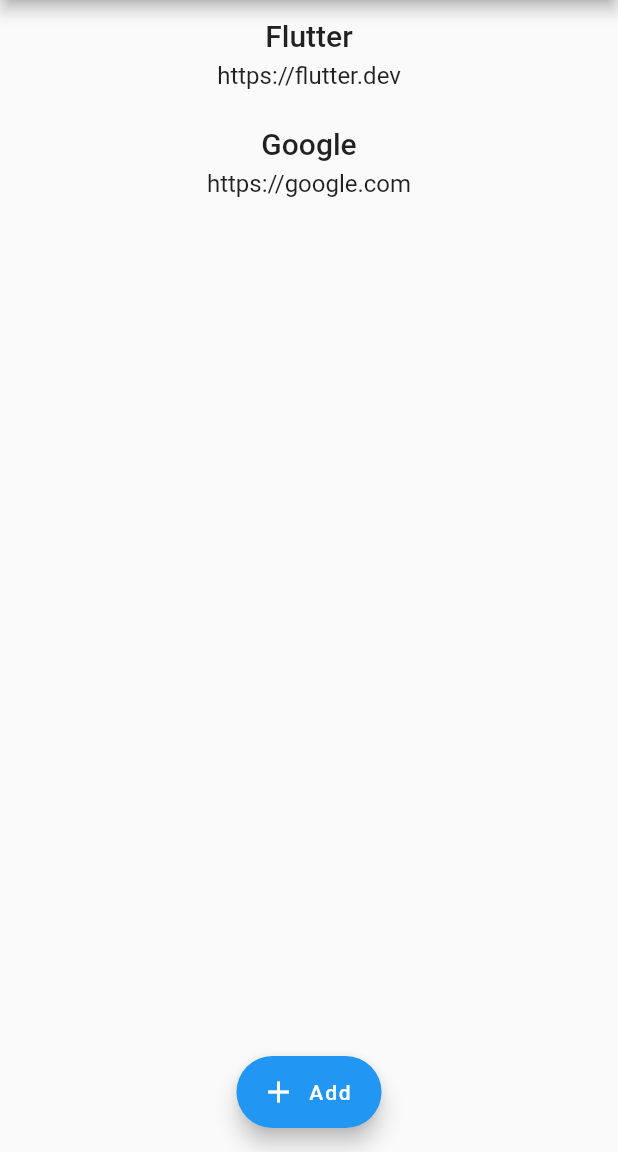
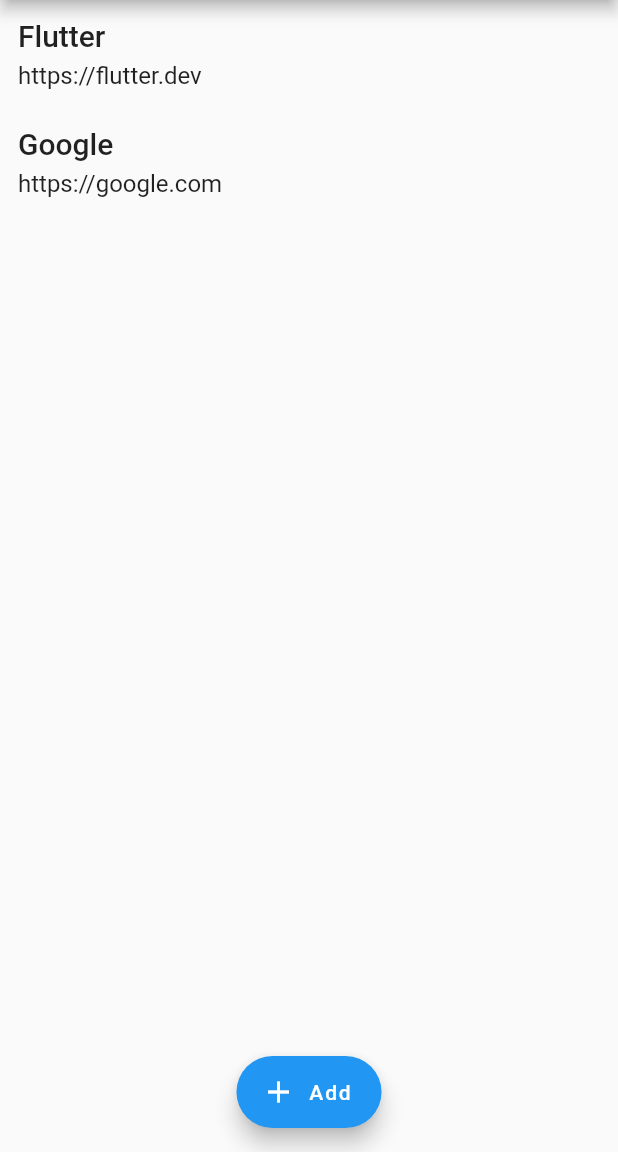
Before and after one commit to adimj23/flutter, a Flutter app: the screen it shows after launch, on a phone screen of 412 x 824 dp, the part 84-1236 px from its top. Run offline on Flutter 3.47's test engine with Material 2 defaults, Android fonts, the phone set to English and light mode, and no system bars.

Commit message:
Added pages

```diff
--- a/my_bookmarks/lib/widget/bookmark_list_item_widget.dart
+++ b/my_bookmarks/lib/widget/bookmark_list_item_widget.dart
@@ -1,5 +1,8 @@
 import 'package:flutter/material.dart';
 import 'package:my_bookmarks/model/bookmark.dart';
+import 'package:my_bookmarks/page/add_bookmark_page.dart';
+import 'package:my_bookmarks/page/view_bookmark_page.dart';
+import 'package:my_bookmarks/util/navigation_util.dart';
 
 class BookmarkListItemWidget extends StatelessWidget {
   Bookmark bookmark;
@@ -11,13 +14,17 @@ class BookmarkListItemWidget extends StatelessWidget {
     // TODO: implement build
     return Padding(
       padding: const EdgeInsets.all(12),
+      child: InkWell(
+        onTap: () => navigateToViewBookmarkPage(context),
         child: Column(
+          crossAxisAlignment: CrossAxisAlignment.start,
           children: [
             Text(bookmark.title, style: Theme.of(context).textTheme.headline6),
             SizedBox(height: 6),
             Text(bookmark.link, style: Theme.of(context).textTheme.subtitle1),
           ],
         ),
+      ),
     );
   }
 }
```
Also changed, not shown: my_bookmarks/lib/page/bookmarks_page.dart (+2 -7 lines), my_bookmarks/lib/page/view_bookmark_page.dart (added, +10 -0 lines), my_bookmarks/lib/util/navigation_util.dart (added, +19 -0 lines). Lines whose indentation alone changed are shown as unchanged.
